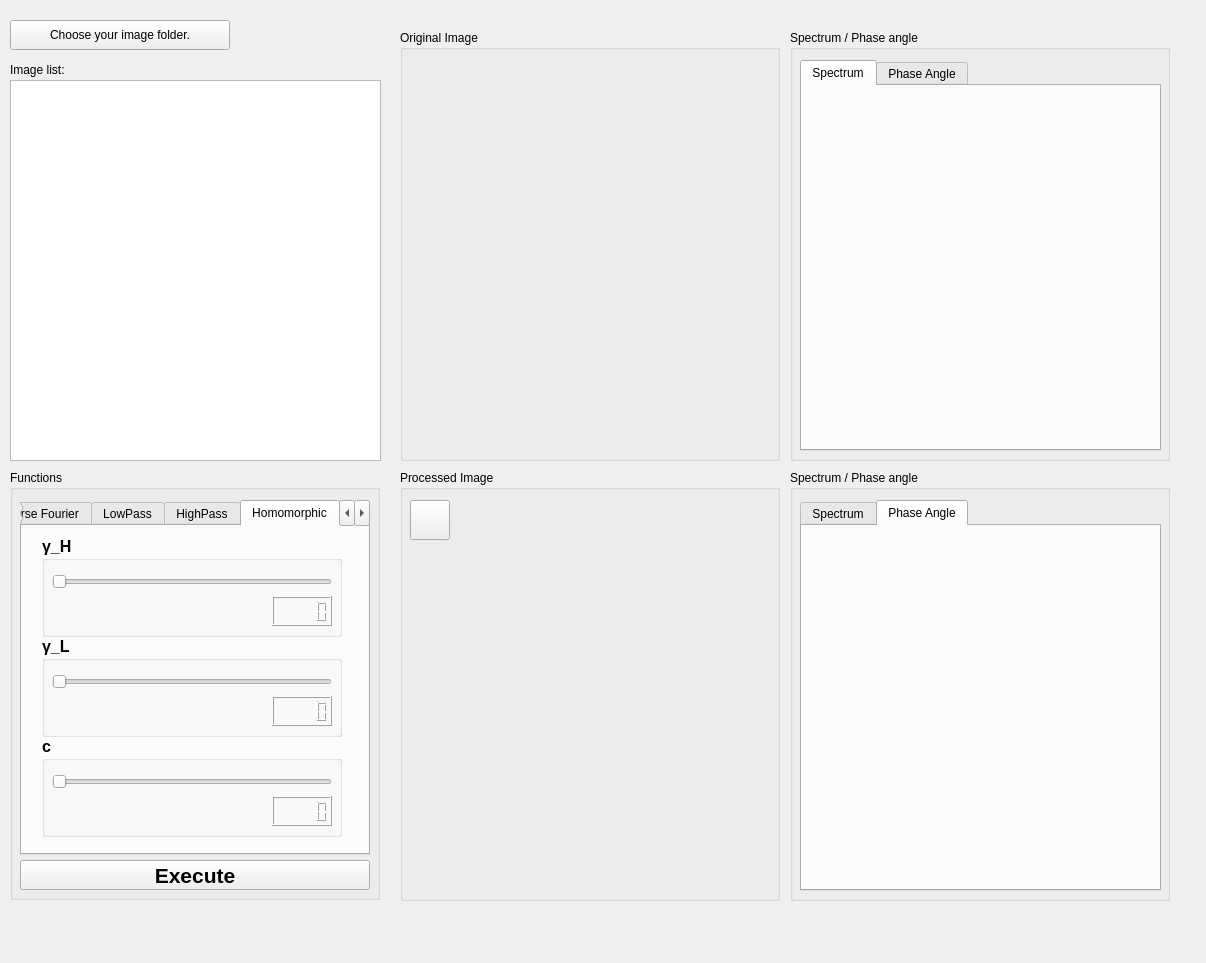
This is C1HW04-2018/hw4/widget.ui in sopper08/PADIP_HW as Qt 5 draws it before an edit. The edited form follows.
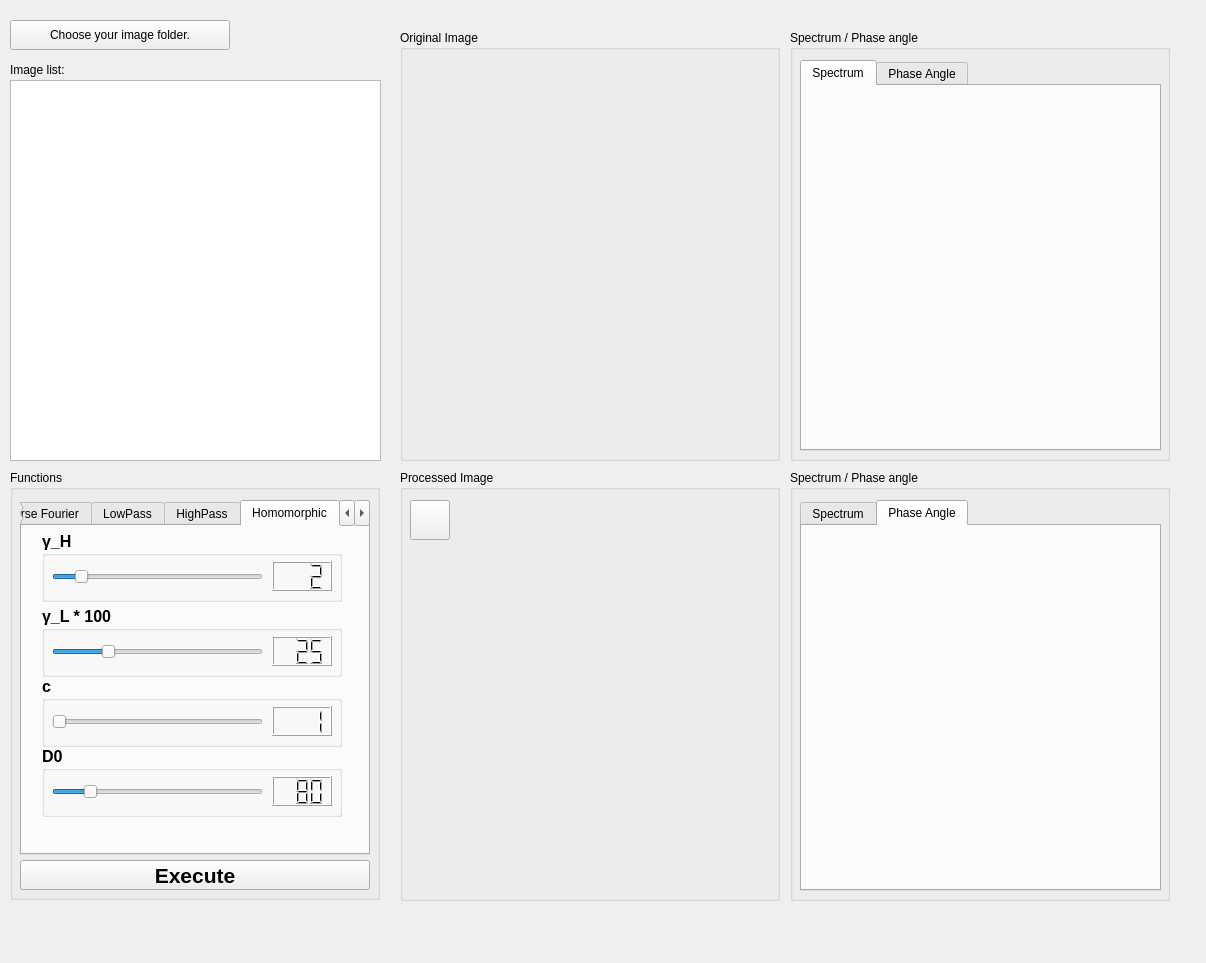
This is the edited form. The open tabs and pages were chosen to show the change. Icons and pictures are not drawn.

What changed in the file:
```diff
--- a/C1HW04-2018/hw4/widget.ui
+++ b/C1HW04-2018/hw4/widget.ui
@@ -698,9 +698,9 @@
       <property name="geometry">
        <rect>
         <x>20</x>
-        <y>10</y>
+        <y>5</y>
         <width>300</width>
-        <height>101</height>
+        <height>71</height>
        </rect>
       </property>
       <property name="font">
@@ -718,10 +718,19 @@
         <rect>
          <x>10</x>
          <y>30</y>
-         <width>280</width>
+         <width>211</width>
          <height>31</height>
         </rect>
        </property>
+       <property name="minimum">
+        <number>1</number>
+       </property>
+       <property name="maximum">
+        <number>10</number>
+       </property>
+       <property name="value">
+        <number>2</number>
+       </property>
        <property name="orientation">
         <enum>Qt::Horizontal</enum>
        </property>
@@ -730,20 +739,29 @@
        <property name="geometry">
         <rect>
          <x>230</x>
-         <y>60</y>
+         <y>30</y>
          <width>60</width>
          <height>30</height>
         </rect>
        </property>
+       <property name="digitCount">
+        <number>3</number>
+       </property>
+       <property name="value" stdset="0">
+        <double>2.000000000000000</double>
+       </property>
+       <property name="intValue" stdset="0">
+        <number>2</number>
+       </property>
       </widget>
      </widget>
      <widget class="QGroupBox" name="groupBox_Func_Homo_RL">
       <property name="geometry">
        <rect>
         <x>20</x>
-        <y>110</y>
+        <y>80</y>
         <width>300</width>
-        <height>101</height>
+        <height>71</height>
        </rect>
       </property>
       <property name="font">
@@ -754,17 +772,23 @@
        </font>
       </property>
       <property name="title">
-       <string>γ_L</string>
+       <string>γ_L * 100</string>
       </property>
       <widget class="QSlider" name="horizontalSlider_Func_Homo_RL">
        <property name="geometry">
         <rect>
          <x>10</x>
          <y>30</y>
-         <width>280</width>
+         <width>211</width>
          <height>31</height>
         </rect>
        </property>
+       <property name="maximum">
+        <number>100</number>
+       </property>
+       <property name="value">
+        <number>25</number>
+       </property>
        <property name="orientation">
         <enum>Qt::Horizontal</enum>
        </property>
@@ -773,20 +797,26 @@
        <property name="geometry">
         <rect>
          <x>230</x>
-         <y>60</y>
+         <y>30</y>
          <width>60</width>
          <height>30</height>
         </rect>
        </property>
+       <property name="digitCount">
+        <number>3</number>
+       </property>
+       <property name="value" stdset="0">
+        <double>25.000000000000000</double>
+       </property>
       </widget>
      </widget>
      <widget class="QGroupBox" name="groupBox_Func_Homo_C">
       <property name="geometry">
        <rect>
         <x>20</x>
-        <y>210</y>
+        <y>150</y>
         <width>300</width>
-        <height>101</height>
+        <height>71</height>
        </rect>
       </property>
       <property name="font">
@@ -804,10 +834,16 @@
         <rect>
          <x>10</x>
          <y>30</y>
-         <width>280</width>
+         <width>211</width>
          <height>31</height>
         </rect>
        </property>
+       <property name="minimum">
+        <number>1</number>
+       </property>
+       <property name="maximum">
+        <number>10</number>
+       </property>
        <property name="orientation">
         <enum>Qt::Horizontal</enum>
        </property>
@@ -816,10 +852,74 @@
        <property name="geometry">
         <rect>
          <x>230</x>
-         <y>60</y>
+         <y>30</y>
          <width>60</width>
          <height>30</height>
         </rect>
+       </property>
+       <property name="digitCount">
+        <number>3</number>
+       </property>
+       <property name="value" stdset="0">
+        <double>1.000000000000000</double>
+       </property>
+      </widget>
+     </widget>
+     <widget class="QGroupBox" name="groupBox_Func_Homo_D0">
+      <property name="geometry">
+       <rect>
+        <x>20</x>
+        <y>220</y>
+        <width>300</width>
+        <height>71</height>
+       </rect>
+      </property>
+      <property name="font">
+       <font>
+        <pointsize>12</pointsize>
+        <weight>75</weight>
+        <bold>true</bold>
+       </font>
+      </property>
+      <property name="title">
+       <string>D0</string>
+      </property>
+      <widget class="QSlider" name="horizontalSlider_Func_Homo_D0">
+       <property name="geometry">
+        <rect>
+         <x>10</x>
+         <y>30</y>
+         <width>211</width>
+         <height>31</height>
+        </rect>
+       </property>
+       <property name="minimum">
+        <number>1</number>
+       </property>
+       <property name="maximum">
+        <number>500</number>
+       </property>
+       <property name="value">
+        <number>80</number>
+       </property>
+       <property name="orientation">
+        <enum>Qt::Horizontal</enum>
+       </property>
+      </widget>
+      <widget class="QLCDNumber" name="lcdNumber_Func_Homo_D0">
+       <property name="geometry">
+        <rect>
+         <x>230</x>
+         <y>30</y>
+         <width>60</width>
+         <height>30</height>
+        </rect>
+       </property>
+       <property name="digitCount">
+        <number>3</number>
+       </property>
+       <property name="value" stdset="0">
+        <double>80.000000000000000</double>
        </property>
       </widget>
      </widget>
```
Left out of the diff: 104 changed lines with no effect on the pictures.
